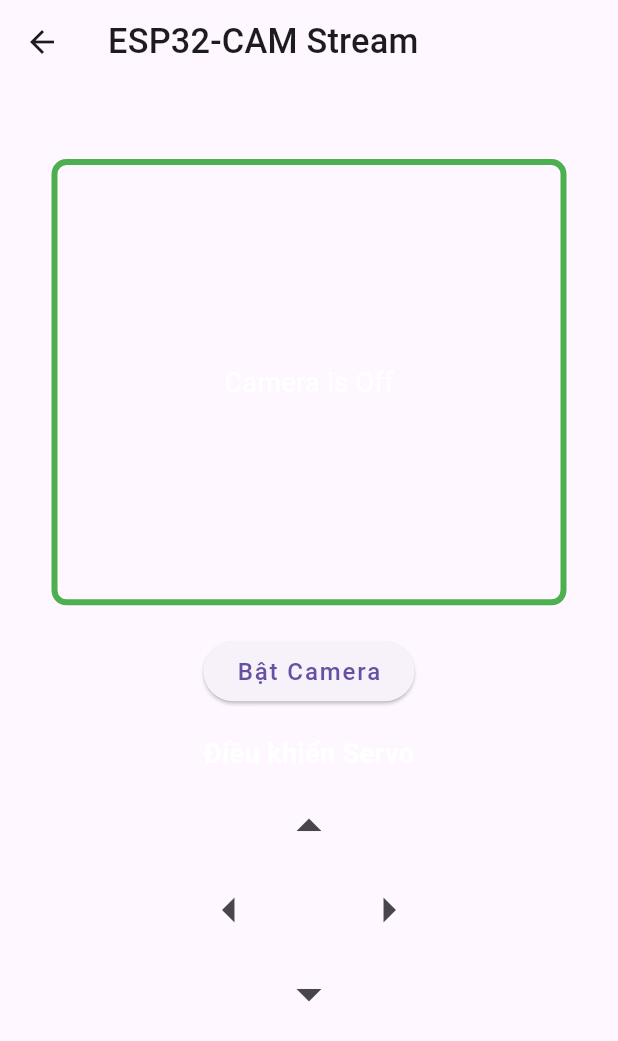
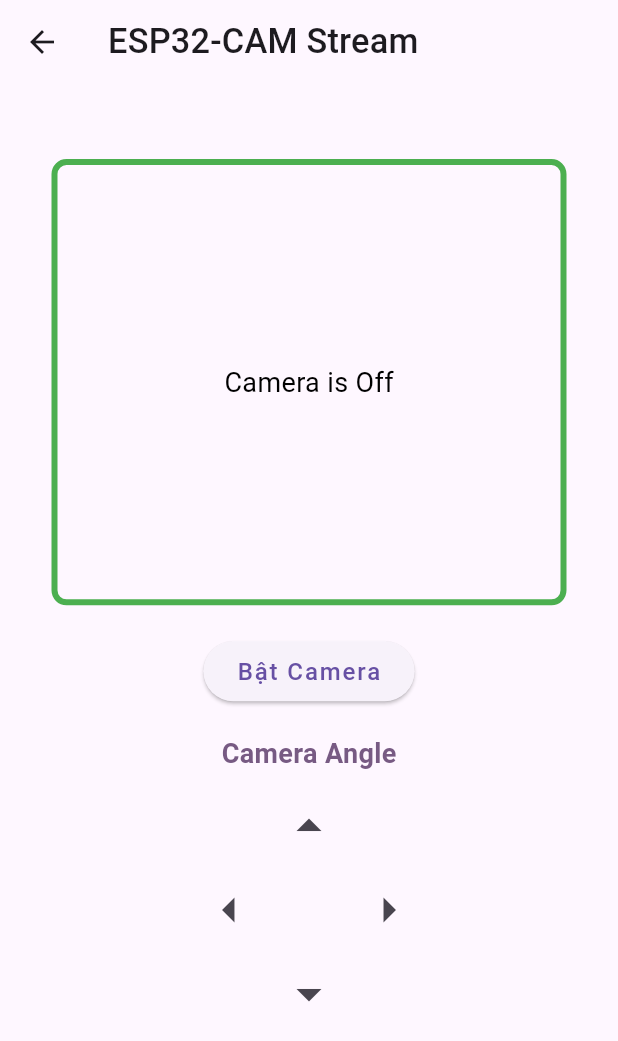
Before and after one commit to Lehuuan1006/sentinals, a Flutter app: the CameraScreen screen opened directly, on a phone screen of 412 x 824 dp. Shown: the top 1041 px of the screen. Run offline on Flutter 3.47's test engine with Material 3 defaults, Android fonts, the phone set to English and light mode, and no system bars; our stand-ins replace animated_bottom_navigation_bar, awesome_dialog, bloc, carousel_slider, cloud_firestore, cloud_functions and 20 more; missing offline and left inert: dart:ffi; accounts and stored records are empty; project files that could hold a hidden picture were left out.

Commit message:
update ui camera

```diff
--- a/lib/screens/camera.dart
+++ b/lib/screens/camera.dart
@@ -64,7 +64,7 @@ class _CameraScreenState extends State<CameraScreen> {
                   : const Center(
                       child: Text(
                         'Camera is Off',
-                        style: TextStyle(fontSize: 18),
+                        style: TextStyle(fontSize: 18, color: Colors.black),
                       ),
                     ),
             ),
@@ -84,8 +84,8 @@ class _CameraScreenState extends State<CameraScreen> {
           Column(
             children: [
               const Text(
-                "Điều khiển Servo",
-                style: TextStyle(fontSize: 18, fontWeight: FontWeight.bold),
+                "Camera Angle",
+                style: TextStyle(fontSize: 18, fontWeight: FontWeight.bold, color: Color.fromARGB(255, 119, 90, 131)),
               ),
               const SizedBox(height: 10),
 
```
